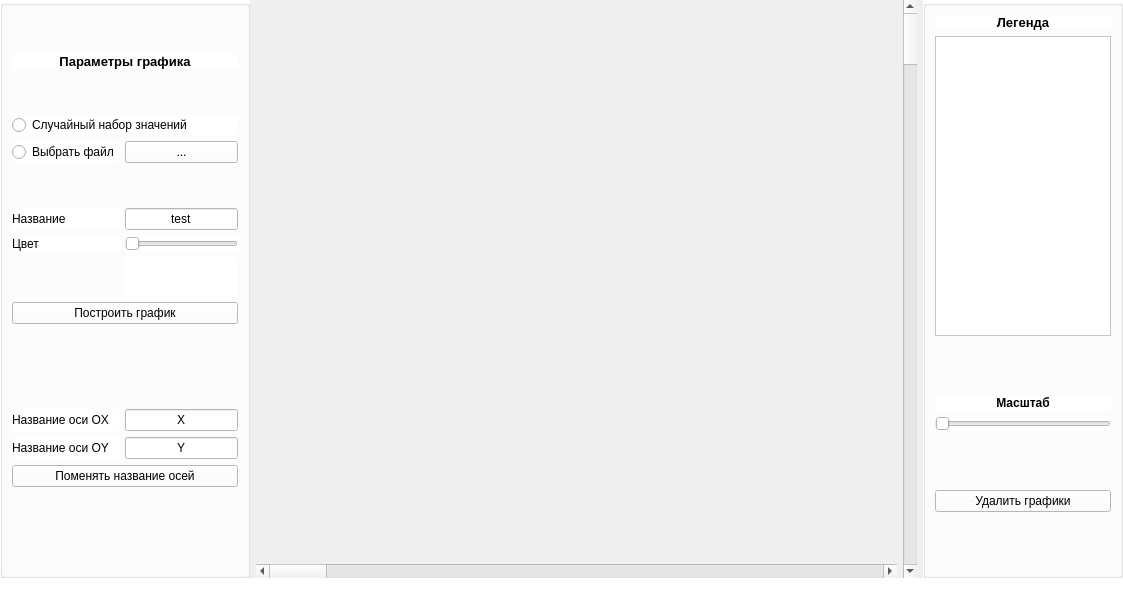
First picture: the form in graph/mainwindow.ui, repository KillReal01/BuildGraph, before the edit.
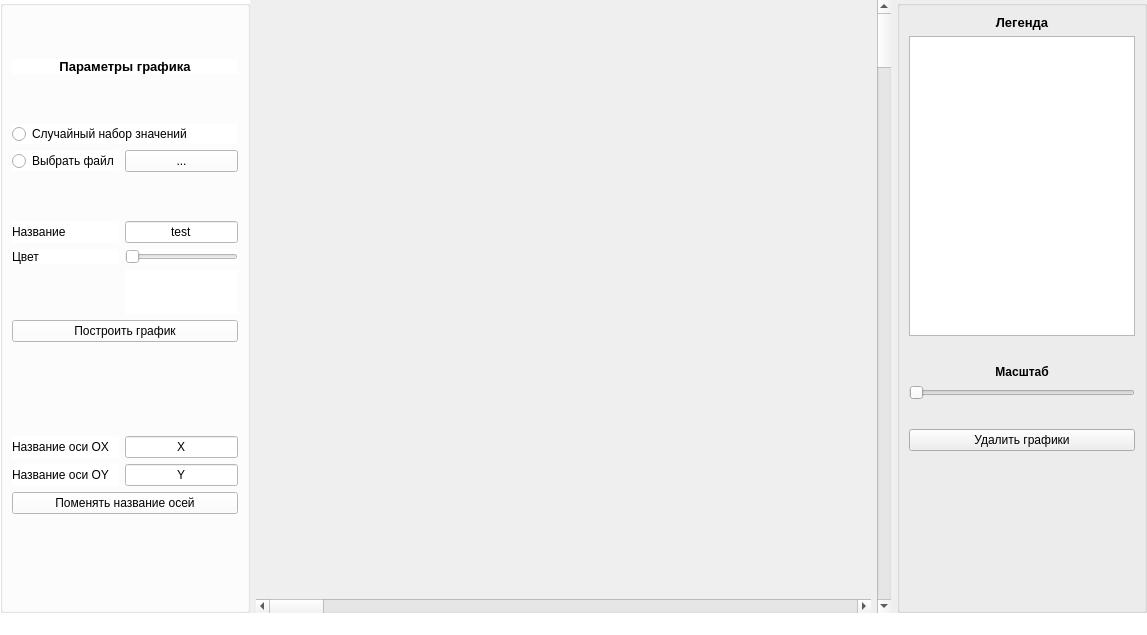
Second picture: the form after the edit.

```diff
--- a/graph/mainwindow.ui
+++ b/graph/mainwindow.ui
@@ -6,8 +6,8 @@
    <rect>
     <x>0</x>
     <y>0</y>
-    <width>1123</width>
-    <height>600</height>
+    <width>1147</width>
+    <height>635</height>
    </rect>
   </property>
   <property name="windowTitle">
@@ -90,7 +90,7 @@
       </property>
       <property name="minimumSize">
        <size>
-        <width>200</width>
+        <width>250</width>
         <height>0</height>
        </size>
       </property>
@@ -101,7 +101,7 @@
        </size>
       </property>
       <property name="styleSheet">
-       <string notr="true">background: rgb(255, 255, 255)</string>
+       <string notr="true"/>
       </property>
       <property name="title">
        <string/>
@@ -199,10 +199,13 @@
          <property name="orientation">
           <enum>Qt::Vertical</enum>
          </property>
+         <property name="sizeType">
+          <enum>QSizePolicy::Fixed</enum>
+         </property>
          <property name="sizeHint" stdset="0">
           <size>
-           <width>20</width>
-           <height>40</height>
+           <width>150</width>
+           <height>150</height>
           </size>
          </property>
         </spacer>
```
Left out of the diff: 56 changed lines with no effect on the pictures.
